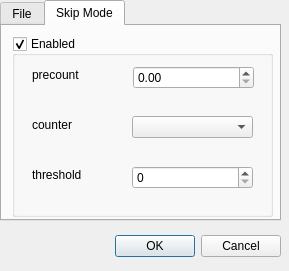
Old version of the form xpaxs/spec/ui/ui_scandialog.ui in the repository praxes/praxes.
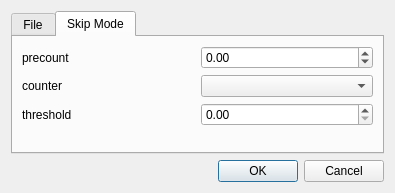
New version of the form. The open tabs and pages were chosen to show the change.

Commit message: minor mods to scan options dialog

```diff
--- a/xpaxs/spec/ui/ui_scandialog.ui
+++ b/xpaxs/spec/ui/ui_scandialog.ui
@@ -5,38 +5,16 @@
    <rect>
     <x>0</x>
     <y>0</y>
-    <width>289</width>
-    <height>271</height>
+    <width>395</width>
+    <height>193</height>
    </rect>
   </property>
   <property name="windowTitle" >
    <string>Dialog</string>
   </property>
-  <widget class="QDialogButtonBox" name="buttonBox" >
-   <property name="geometry" >
-    <rect>
-     <x>0</x>
-     <y>230</y>
-     <width>281</width>
-     <height>32</height>
-    </rect>
-   </property>
-   <property name="orientation" >
-    <enum>Qt::Horizontal</enum>
-   </property>
-   <property name="standardButtons" >
-    <set>QDialogButtonBox::Cancel|QDialogButtonBox::NoButton|QDialogButtonBox::Ok</set>
-   </property>
-  </widget>
+  <layout class="QVBoxLayout" >
+   <item>
   <widget class="QTabWidget" name="tabWidget" >
-   <property name="geometry" >
-    <rect>
-     <x>0</x>
-     <y>0</y>
-     <width>281</width>
-     <height>221</height>
-    </rect>
-   </property>
    <property name="currentIndex" >
     <number>0</number>
    </property>
@@ -101,63 +79,11 @@
     <attribute name="title" >
      <string>Skip Mode</string>
     </attribute>
-    <widget class="QGroupBox" name="skipGroup" >
-     <property name="geometry" >
-      <rect>
-       <x>10</x>
-       <y>10</y>
-       <width>261</width>
-       <height>181</height>
-      </rect>
-     </property>
-     <property name="title" >
-      <string>Enabled</string>
-     </property>
-     <property name="checkable" >
-      <bool>true</bool>
-     </property>
-     <property name="checked" >
-      <bool>true</bool>
-     </property>
-     <widget class="QDoubleSpinBox" name="precountSpin" >
-      <property name="geometry" >
-       <rect>
-        <x>121</x>
-        <y>30</y>
-        <width>121</width>
-        <height>23</height>
-       </rect>
-      </property>
-     </widget>
-     <widget class="QComboBox" name="counterBox" >
-      <property name="geometry" >
-       <rect>
-        <x>120</x>
-        <y>80</y>
-        <width>121</width>
-        <height>22</height>
-       </rect>
-      </property>
-     </widget>
-     <widget class="QSpinBox" name="thresholdSpin" >
-      <property name="geometry" >
-       <rect>
-        <x>120</x>
-        <y>130</y>
-        <width>121</width>
-        <height>23</height>
-       </rect>
-      </property>
-     </widget>
-     <widget class="QLabel" name="label_3" >
-      <property name="geometry" >
-       <rect>
-        <x>20</x>
-        <y>30</y>
-        <width>57</width>
-        <height>18</height>
-       </rect>
-      </property>
+      <layout class="QVBoxLayout" >
+       <item>
+        <layout class="QGridLayout" >
+         <item row="0" column="0" >
+          <widget class="QLabel" name="precountLabel" >
       <property name="text" >
        <string>precount</string>
       </property>
@@ -165,14 +91,21 @@
        <cstring>precountSpin</cstring>
       </property>
      </widget>
-     <widget class="QLabel" name="label_4" >
-      <property name="geometry" >
-       <rect>
-        <x>20</x>
-        <y>80</y>
-        <width>57</width>
-        <height>18</height>
-       </rect>
+         </item>
+         <item row="0" column="1" >
+          <widget class="QDoubleSpinBox" name="precountSpin" >
+           <property name="minimum" >
+            <double>-10000000000.000000000000000</double>
+           </property>
+           <property name="maximum" >
+            <double>9999.989999999999782</double>
+           </property>
+          </widget>
+         </item>
+         <item row="1" column="0" >
+          <widget class="QLabel" name="counterLabel" >
+           <property name="enabled" >
+            <bool>true</bool>
       </property>
       <property name="text" >
        <string>counter</string>
@@ -181,25 +114,54 @@
        <cstring>counterBox</cstring>
       </property>
      </widget>
-     <widget class="QLabel" name="label_5" >
-      <property name="geometry" >
-       <rect>
-        <x>20</x>
-        <y>130</y>
-        <width>61</width>
-        <height>18</height>
-       </rect>
-      </property>
+         </item>
+         <item row="1" column="1" >
+          <widget class="QComboBox" name="counterBox" />
+         </item>
+         <item row="2" column="0" >
+          <widget class="QLabel" name="thresholdLabel" >
       <property name="text" >
        <string>threshold</string>
       </property>
-      <property name="buddy" >
-       <cstring>thresholdSpin</cstring>
-      </property>
-     </widget>
-    </widget>
-   </widget>
-  </widget>
+          </widget>
+         </item>
+         <item row="2" column="1" >
+          <widget class="QDoubleSpinBox" name="thresholdSpin" >
+           <property name="maximum" >
+            <double>10000000000.000000000000000</double>
+           </property>
+          </widget>
+         </item>
+        </layout>
+       </item>
+       <item>
+        <spacer>
+         <property name="orientation" >
+          <enum>Qt::Vertical</enum>
+         </property>
+         <property name="sizeHint" >
+          <size>
+           <width>20</width>
+           <height>40</height>
+          </size>
+         </property>
+        </spacer>
+       </item>
+      </layout>
+     </widget>
+    </widget>
+   </item>
+   <item>
+    <widget class="QDialogButtonBox" name="buttonBox" >
+     <property name="orientation" >
+      <enum>Qt::Horizontal</enum>
+     </property>
+     <property name="standardButtons" >
+      <set>QDialogButtonBox::Cancel|QDialogButtonBox::NoButton|QDialogButtonBox::Ok</set>
+     </property>
+    </widget>
+   </item>
+  </layout>
  </widget>
  <resources/>
  <connections>
```
Left out of the diff: 89 changed lines with no effect on the pictures. Lines whose indentation alone changed are shown as unchanged. The commit also changes 4 other files.
